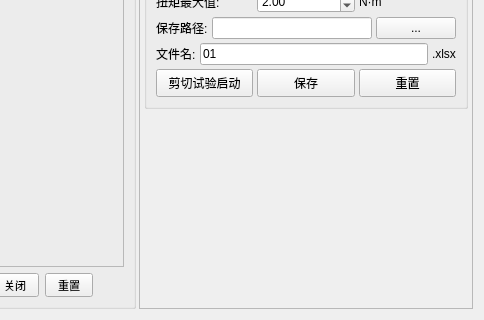
Before: the Qt Designer form main_window_2.ui in 617482966-lzh/robotic_arm_v1, drawn with Qt 5; both pictures show x 619 to 1103 and y 546 to 866 of the 1103 by 866 pixel window.
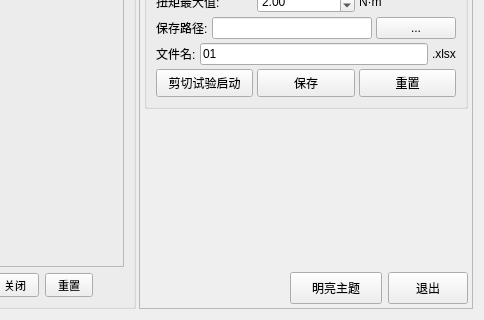
After: the same form once the commit is applied.

Commit message: 新增明暗主题，全屏退出按钮

```diff
--- a/main_window_2.ui
+++ b/main_window_2.ui
@@ -3534,6 +3534,49 @@
           </property>
          </spacer>
         </item>
+        <item>
+         <layout class="QHBoxLayout" name="appControlRow">
+          <item>
+           <spacer name="appControlSpacer">
+            <property name="orientation">
+             <enum>Qt::Orientation::Horizontal</enum>
+            </property>
+            <property name="sizeHint" stdset="0">
+             <size>
+              <width>40</width>
+              <height>20</height>
+             </size>
+            </property>
+           </spacer>
+          </item>
+          <item>
+           <widget class="QPushButton" name="themeToggleBtn">
+            <property name="minimumSize">
+             <size>
+              <width>92</width>
+              <height>32</height>
+             </size>
+            </property>
+            <property name="text">
+             <string>明亮主题</string>
+            </property>
+           </widget>
+          </item>
+          <item>
+           <widget class="QPushButton" name="appExitBtn">
+            <property name="minimumSize">
+             <size>
+              <width>72</width>
+              <height>32</height>
+             </size>
+            </property>
+            <property name="text">
+             <string>退出</string>
+            </property>
+           </widget>
+          </item>
+         </layout>
+        </item>
        </layout>
       </widget>
      </widget>
```
The commit also changes 6 other files.
